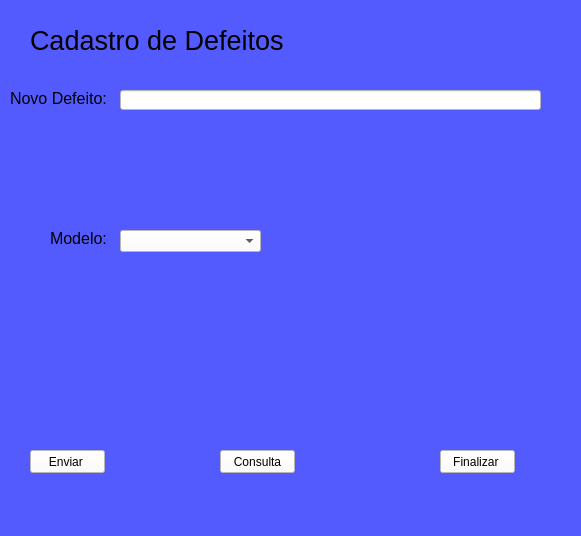
The window that qt.ui (TyagoSantos/Projeto) describes before a commit, drawn with Qt 5.
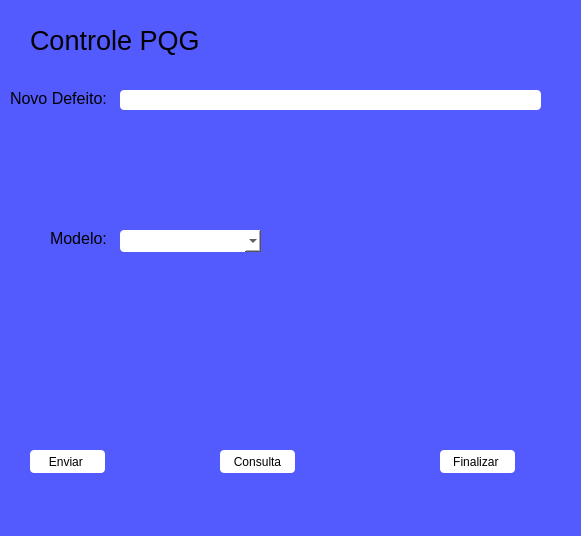
The same window after the commit.

Diff of the .ui file:
```diff
--- a/qt.ui
+++ b/qt.ui
@@ -33,7 +33,7 @@
      </font>
     </property>
     <property name="text">
-     <string>Cadastro de Defeitos </string>
+     <string>Controle PQG</string>
     </property>
    </widget>
    <widget class="QPushButton" name="pushButton">
@@ -46,7 +46,7 @@
      </rect>
     </property>
     <property name="styleSheet">
-     <string notr="true">
+     <string notr="true"> border-radius: 4px;
 background-color: rgb(255, 255, 255);</string>
     </property>
     <property name="text">
@@ -63,7 +63,8 @@
      </rect>
     </property>
     <property name="styleSheet">
-     <string notr="true">background-color: rgb(255, 255, 255);</string>
+     <string notr="true">border-radius: 4px;
+background-color: rgb(255, 255, 255);</string>
     </property>
     <property name="text">
      <string>Finalizar </string>
@@ -115,7 +116,8 @@
      </rect>
     </property>
     <property name="styleSheet">
-     <string notr="true">background-color: rgb(255, 255, 255);</string>
+     <string notr="true">background-color: rgb(255, 255, 255);
+border-radius: 4px;</string>
     </property>
    </widget>
    <widget class="QComboBox" name="comboBox">
@@ -128,7 +130,8 @@
      </rect>
     </property>
     <property name="styleSheet">
-     <string notr="true">background-color: rgb(255, 255, 255);</string>
+     <string notr="true">border-radius: 4px;
+background-color: rgb(255, 255, 255);</string>
     </property>
    </widget>
    <widget class="QPushButton" name="pushButton_2">
@@ -141,7 +144,8 @@
      </rect>
     </property>
     <property name="styleSheet">
-     <string notr="true">background-color: rgb(255, 255, 255);</string>
+     <string notr="true">background-color: rgb(255, 255, 255);
+border-radius: 4px;</string>
     </property>
     <property name="text">
      <string>Consulta</string>
```
